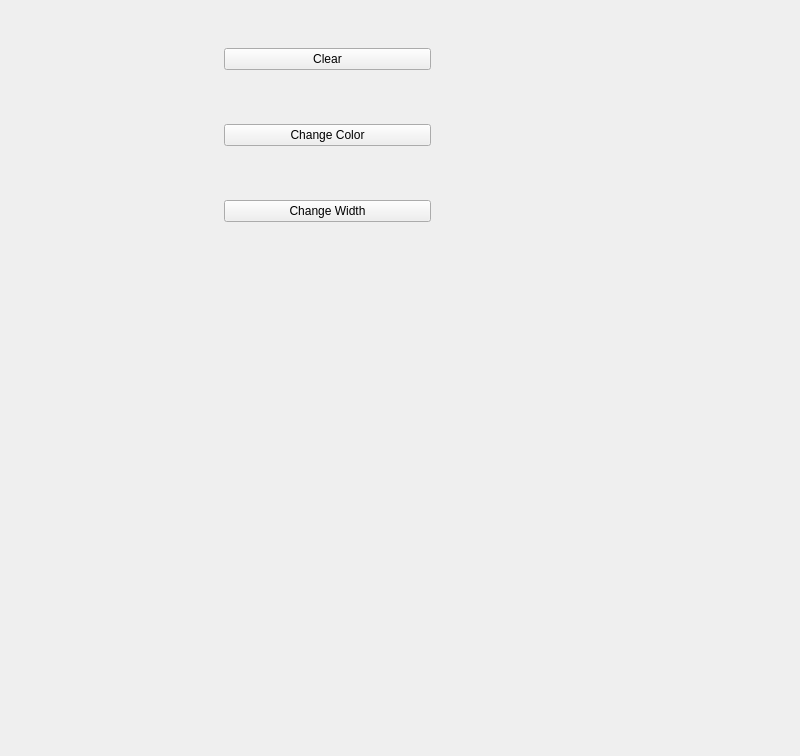
Qt form mainwindow.ui (ccivetta/Canvas) before a commit.
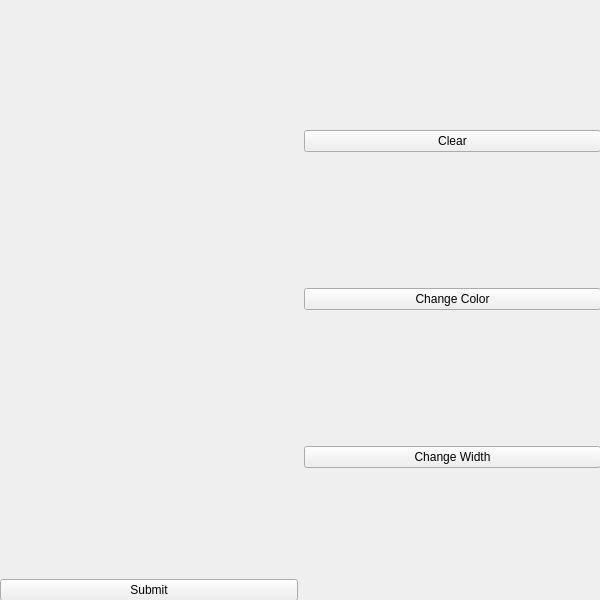
The same form after that commit. Custom widgets are drawn as their Qt base class.

Commit message: Added submit button to ui and resized everything to match the new layout

Patch:
```diff
--- a/mainwindow.ui
+++ b/mainwindow.ui
@@ -6,8 +6,8 @@
    <rect>
     <x>0</x>
     <y>0</y>
-    <width>800</width>
-    <height>756</height>
+    <width>600</width>
+    <height>600</height>
    </rect>
   </property>
   <property name="windowTitle">
@@ -20,15 +20,41 @@
    <widget class="QWidget" name="horizontalLayoutWidget">
     <property name="geometry">
      <rect>
-      <x>10</x>
+      <x>0</x>
       <y>0</y>
-      <width>421</width>
-      <height>271</height>
+      <width>601</width>
+      <height>601</height>
      </rect>
     </property>
     <layout class="QHBoxLayout" name="layout">
+     <property name="sizeConstraint">
+      <enum>QLayout::SetDefaultConstraint</enum>
+     </property>
+     <property name="leftMargin">
+      <number>0</number>
+     </property>
+     <property name="topMargin">
+      <number>0</number>
+     </property>
+     <property name="bottomMargin">
+      <number>0</number>
+     </property>
      <item>
-      <widget class="ScribbleArea" name="MainScribbleArea" native="true"/>
+      <layout class="QVBoxLayout" name="verticalLayout_5">
+       <property name="topMargin">
+        <number>9</number>
+       </property>
+       <item>
+        <widget class="ScribbleArea" name="MainScribbleArea" native="true"/>
+       </item>
+       <item>
+        <widget class="QPushButton" name="submitBtn">
+         <property name="text">
+          <string>Submit</string>
+         </property>
+        </widget>
+       </item>
+      </layout>
      </item>
      <item>
       <layout class="QVBoxLayout" name="verticalLayout_2">
```
The commit also changes 1 other file.
